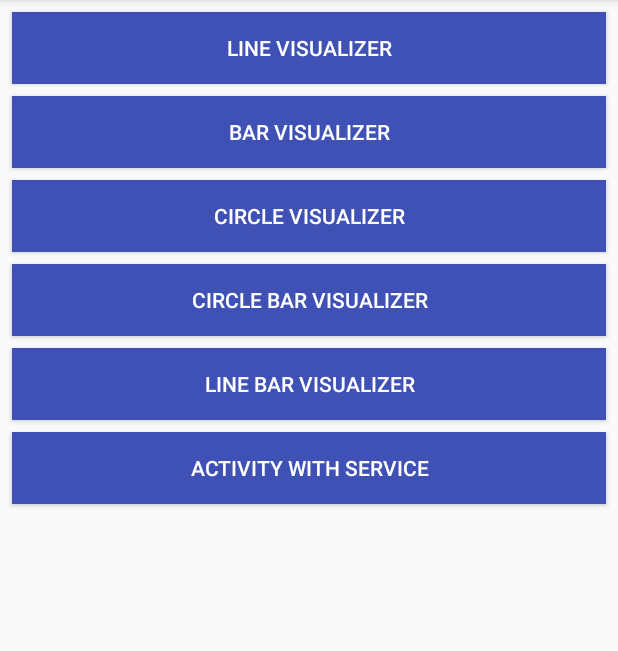
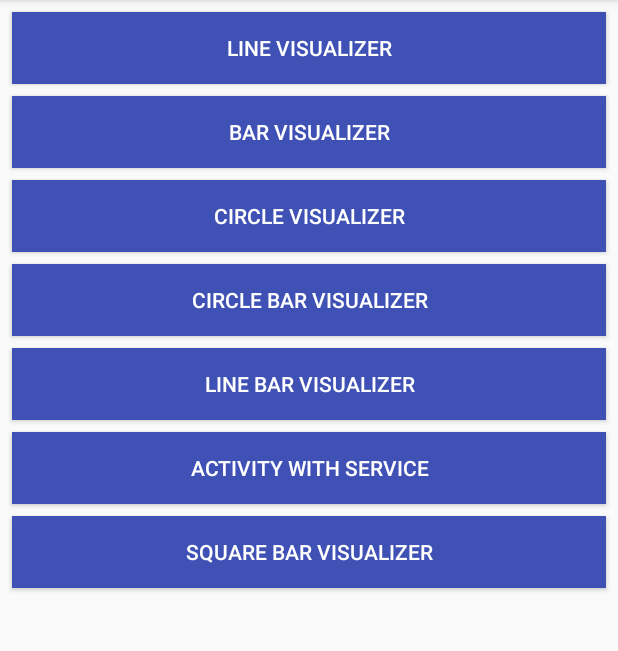
Before and after one commit to GautamChibde/android-audio-visualizer, an Android app: the screen it shows after launch (MainActivity), on a phone screen of 412 x 824 dp, the part 84-735 px from its top. Run offline under Robolectric (Android 15) with nearby library versions, the phone set to English and light mode, and no system bars.

Commit message:
added square bar visualizer

```diff
--- a/sample/src/main/java/com/chibde/audiovisualizer/sample/MainActivity.java
+++ b/sample/src/main/java/com/chibde/audiovisualizer/sample/MainActivity.java
@@ -25,6 +25,8 @@ import com.chibde.audiovisualizer.sample.visualizer.CircleBarVisualizerActivity;
 import com.chibde.audiovisualizer.sample.visualizer.CircleVisualizerActivity;
 import com.chibde.audiovisualizer.sample.visualizer.LineBarVisualizerActivity;
 import com.chibde.audiovisualizer.sample.visualizer.LineVisualizerActivity;
+import com.chibde.audiovisualizer.sample.visualizer.SquareBarVisualizerActivity;
+import com.chibde.visualizer.SquareBarVisualizer;
 
 public class MainActivity extends AppCompatActivity {
     @Override
@@ -57,6 +59,10 @@ public class MainActivity extends AppCompatActivity {
         startActivity(ServiceExampleActivity.class);
     }
 
+    public void square(View view) {
+        startActivity(SquareBarVisualizerActivity.class);
+    }
+
     public void startActivity(Class clazz) {
         startActivity(new Intent(this, clazz));
     }
--- a/sample/src/main/res/layout/activity_main.xml
+++ b/sample/src/main/res/layout/activity_main.xml
@@ -67,9 +67,22 @@
     <Button
         android:layout_width="match_parent"
         android:layout_height="wrap_content"
-        android:layout_margin="8dp"
+        android:layout_marginTop="8dp"
+        android:layout_marginEnd="8dp"
+        android:layout_marginLeft="8dp"
+        android:layout_marginRight="8dp"
+        android:layout_marginStart="8dp"
         android:background="@color/custom"
         android:onClick="service"
         android:text="@string/activity_with_service"
         android:textColor="@color/white"/>
+
+    <Button
+        android:layout_width="match_parent"
+        android:layout_height="wrap_content"
+        android:layout_margin="8dp"
+        android:background="@color/custom"
+        android:onClick="square"
+        android:text="@string/square_bar_visualizer"
+        android:textColor="@color/white"/>
 </LinearLayout>
--- a/sample/src/main/res/values/strings.xml
+++ b/sample/src/main/res/values/strings.xml
@@ -8,4 +8,5 @@
     <string name="circle_bar_visualizer">Circle Bar Visualizer</string>
     <string name="line_bar_visualizer">Line Bar Visualizer</string>
     <string name="activity_with_service">Activity With Service</string>
+    <string name="square_bar_visualizer">Square Bar Visualizer</string>
 </resources>
```
Also changed, not shown: audiovisualizer/src/main/java/com/chibde/visualizer/SquareBarVisualizer.java (added, +99 -0 lines), sample/src/main/AndroidManifest.xml (+22 -12 lines), sample/src/main/java/com/chibde/audiovisualizer/sample/visualizer/SquareBarVisualizerActivity.java (added, +57 -0 lines), sample/src/main/res/layout/activity_square_bar_visualizer.xml (added, +12 -0 lines).
